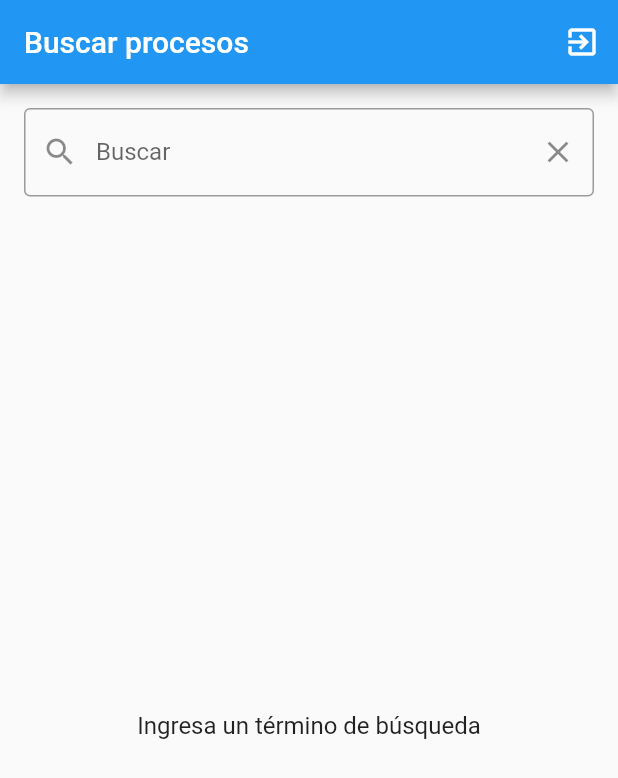
After one commit to fabianMendez/oportunidades_cce, a Flutter app: the BuscarEntidadesView screen opened directly, on a phone screen of 412 x 824 dp. The commit adds this screen. Shown: the top 778 px of the screen. Run offline on Flutter 3.47's test engine with Material 2 defaults, Android fonts, the phone set to English and light mode, and no system bars; our stand-ins replace bloc, email_validator, equatable, flutter_bloc, flutter_secure_storage, get_it and 2 more; accounts and stored records are empty; generated files the repository leaves out were written again.

Commit message:
feat: search entities

```diff
--- /dev/null
+++ b/lib/src/home/buscar_entidades_view.dart
@@ -0,0 +1,35 @@
+import 'package:flutter/material.dart';
+import 'package:flutter_bloc/flutter_bloc.dart';
+import 'package:oportunidades_cce/src/authentication/user_details.dart';
+import 'package:oportunidades_cce/src/home/entity_search.dart';
+import 'package:oportunidades_cce/src/home/entity_search_bloc.dart';
+import 'package:oportunidades_cce/src/home/grupo_unspsc_repository.dart';
+import 'package:oportunidades_cce/src/home/widgets/logout_button.dart';
+import 'package:oportunidades_cce/src/service_locator.dart';
+import 'package:provider/provider.dart';
+
+class BuscarEntidadesView extends StatelessWidget {
+  const BuscarEntidadesView({Key? key}) : super(key: key);
+
+  @override
+  Widget build(BuildContext context) {
+    final userDetails = Provider.of<UserDetails>(context);
+
+    return Scaffold(
+      appBar: AppBar(
+        title: const Text('Buscar procesos'),
+        actions: const [LogoutButton()],
+      ),
+      body: BlocProvider<EntitySearchBloc>(
+        create: (context) {
+          return EntitySearchBloc(
+            userDetails: userDetails,
+            grupoUNSPSCRepository: sl.get<GrupoUNSPSCRepository>(),
+          )..add(const EntitySearchStarted());
+        },
+        child: const EntitySearch(),
+      ),
+      resizeToAvoidBottomInset: false,
+    );
+  }
+}
--- /dev/null
+++ b/lib/src/home/entity_search.dart
@@ -0,0 +1,65 @@
+import 'package:flutter/material.dart';
+import 'package:flutter_bloc/flutter_bloc.dart';
+import 'package:oportunidades_cce/src/home/entity_search_bloc.dart';
+import 'package:oportunidades_cce/src/home/widgets/entity_result_tile.dart';
+import 'package:oportunidades_cce/src/widgets/search_field.dart';
+
+class EntitySearch extends StatelessWidget {
+  const EntitySearch({Key? key}) : super(key: key);
+
+  @override
+  Widget build(BuildContext context) {
+    return BlocBuilder<EntitySearchBloc, EntitySearchState>(
+      builder: (context, state) {
+        final isLoading = state is EntitySearchLoading;
+        final isUninitialized = state is EntitySearchUninitialized;
+
+        return Column(
+          crossAxisAlignment: CrossAxisAlignment.stretch,
+          children: [
+            const SizedBox(height: 16),
+            Padding(
+              padding: const EdgeInsets.symmetric(horizontal: 16),
+              child: SearchField(
+                value: state.term,
+                onSubmitted: (value) {
+                  BlocProvider.of<EntitySearchBloc>(context).add(
+                    EntitySearchTermChanged(term: value),
+                  );
+                },
+              ),
+            ),
+            const SizedBox(height: 12),
+            Expanded(
+              child: isUninitialized
+                  ? const Center(
+                      child: Text(
+                      'Ingresa un término de búsqueda',
+                      style: TextStyle(fontSize: 16),
+                    ))
+                  : isLoading
+                      ? const Center(
+                          child: CircularProgressIndicator.adaptive())
+                      : state.results.isEmpty
+                          ? const Center(
+                              child: Text(
+                                'No hay procesos que coincidan con el texto',
+                                style: TextStyle(fontSize: 16),
+                              ),
+                            )
+                          : ListView.builder(
+                              itemCount: state.results.length,
+                              itemBuilder: (context, index) {
+                                final result = state.results[index];
+                                return EntityResultTile(result: result);
+                              },
+                              // separatorBuilder: (_, __) =>
+                              //     const Divider(height: 16),
+                            ),
+            ),
+          ],
+        );
+      },
+    );
+  }
+}
--- /dev/null
+++ b/lib/src/home/entity_search_bloc.dart
@@ -0,0 +1,152 @@
+import 'package:bloc/bloc.dart';
+import 'package:equatable/equatable.dart';
+import 'package:oportunidades_cce/src/authentication/user_details.dart';
+import 'package:oportunidades_cce/src/home/grupo_unspsc_repository.dart';
+import 'package:oportunidades_cce/src/home/models/entity_search_result.dart';
+
+class EntitySearchBloc extends Bloc<EntitySearchEvent, EntitySearchState> {
+  EntitySearchBloc({
+    required this.userDetails,
+    required this.grupoUNSPSCRepository,
+  }) : super(const EntitySearchUninitialized());
+
+  final UserDetails userDetails;
+  final GrupoUNSPSCRepository grupoUNSPSCRepository;
+
+  Stream<EntitySearchState> _searchByTerm(EntitySearchState state) async* {
+    try {
+      yield EntitySearchLoading(term: state.term);
+      final results = await grupoUNSPSCRepository.buscarEntidades(
+        codigo: userDetails.codigo,
+        texto: state.term,
+      );
+
+      print(results.length);
+
+      yield EntitySearchReady(
+        term: state.term,
+        results: results,
+      );
+    } catch (err, str) {
+      print(err);
+      print(str);
+      yield EntitySearchFailure(
+        err.toString(),
+        term: state.term,
+      );
+    }
+  }
+
+  @override
+  Stream<EntitySearchState> mapEventToState(EntitySearchEvent event) async* {
+    if (event is EntitySearchStarted) {
+      // yield* _searchByTerm(state);
+    } else if (event is EntitySearchTermChanged) {
+      if (event.term.isEmpty) {
+        yield const EntitySearchUninitialized();
+      } else {
+        yield* _searchByTerm(EntitySearchState(
+          results: state.results,
+          term: event.term,
+        ));
+      }
+    }
+  }
+}
+
+abstract class EntitySearchEvent extends Equatable {
+  const EntitySearchEvent();
+
+  @override
+  List<Object?> get props => [];
+}
+
+class EntitySearchStarted extends EntitySearchEvent {
+  const EntitySearchStarted();
+}
+
+class EntitySearchGrupoChanged extends EntitySearchEvent {
+  const EntitySearchGrupoChanged({
+    required this.grupo,
+  });
+
+  final int grupo;
+
+  @override
+  List<Object?> get props => [...super.props, grupo];
+}
+
+class EntitySearchTermChanged extends EntitySearchEvent {
+  const EntitySearchTermChanged({
+    required this.term,
+  });
+
+  final String term;
+
+  @override
+  List<Object?> get props => [...super.props, term];
+}
+
+class NotificacionesSettingsFamiliaSeleccionada extends EntitySearchEvent {
+  const NotificacionesSettingsFamiliaSeleccionada({required this.id});
+
+  final int id;
+
+  @override
+  List<Object?> get props => [...super.props, id];
+}
+
+class EntitySearchState extends Equatable {
+  const EntitySearchState({
+    this.term = '',
+    this.results = const [],
+  });
+
+  const EntitySearchState.initial()
+      : term = '',
+        results = const [];
+
+  final String term;
+  final List<EntitySearchResult> results;
+
+  @override
+  List<Object?> get props => [
+        term,
+        results,
+      ];
+}
+
+class EntitySearchUninitialized extends EntitySearchState {
+  const EntitySearchUninitialized();
+}
+
+class EntitySearchLoading extends EntitySearchState {
+  const EntitySearchLoading({
+    String term = '',
+  }) : super(
+          term: term,
+        );
+}
+
+class EntitySearchReady extends EntitySearchState {
+  const EntitySearchReady({
+    String term = '',
+    required List<EntitySearchResult> results,
+  }) : super(
+          term: term,
+          results: results,
+        );
+}
+
+class EntitySearchFailure extends EntitySearchState {
+  const EntitySearchFailure(
+    this.error, {
+    String term = '',
+  }) : super(
+          term: term,
+        );
+  final String error;
+
+  @override
+  List<Object?> get props => [...super.props, error];
+}
--- /dev/null
+++ b/lib/src/home/models/entity_search_result.dart
@@ -0,0 +1,40 @@
+import 'package:equatable/equatable.dart';
+
+class EntitySearchResult extends Equatable {
+  const EntitySearchResult({
+    required this.estado,
+    required this.municipio,
+    required this.nit,
+    required this.departamento,
+    required this.id,
+    required this.nombre,
+  });
+
+  final int estado;
+  final String municipio;
+  final String nit;
+  final String departamento;
+  final int id;
+  final String nombre;
+
+  EntitySearchResult.fromJson(Map<String, dynamic> map)
+      : estado = map['estado'],
+        municipio = map['municipio'],
+        nit = map['nit'],
+        departamento = map['departamento'],
+        id = map['id'],
+        nombre = map['nombre'];
+
+  @override
+  List<Object?> get props => [
+        estado,
+        municipio,
+        nit,
+        departamento,
+        id,
+        nombre,
+      ];
+}
+// Generated by https://quicktype.io
+
+class EntitySe {}
```
Also changed, not shown: lib/src/home/grupo_unspsc_repository.dart (+19 -0 lines), lib/src/home/home_view.dart (+10 -0 lines), lib/src/home/widgets/entity_result_tile.dart (added, +21 -0 lines).
